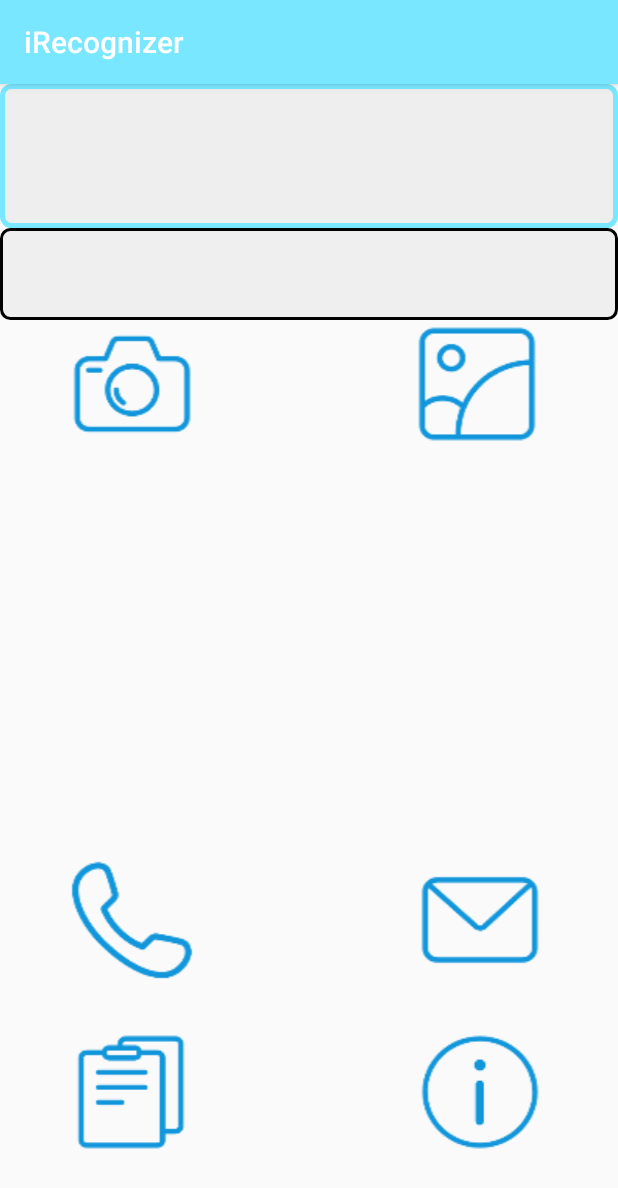
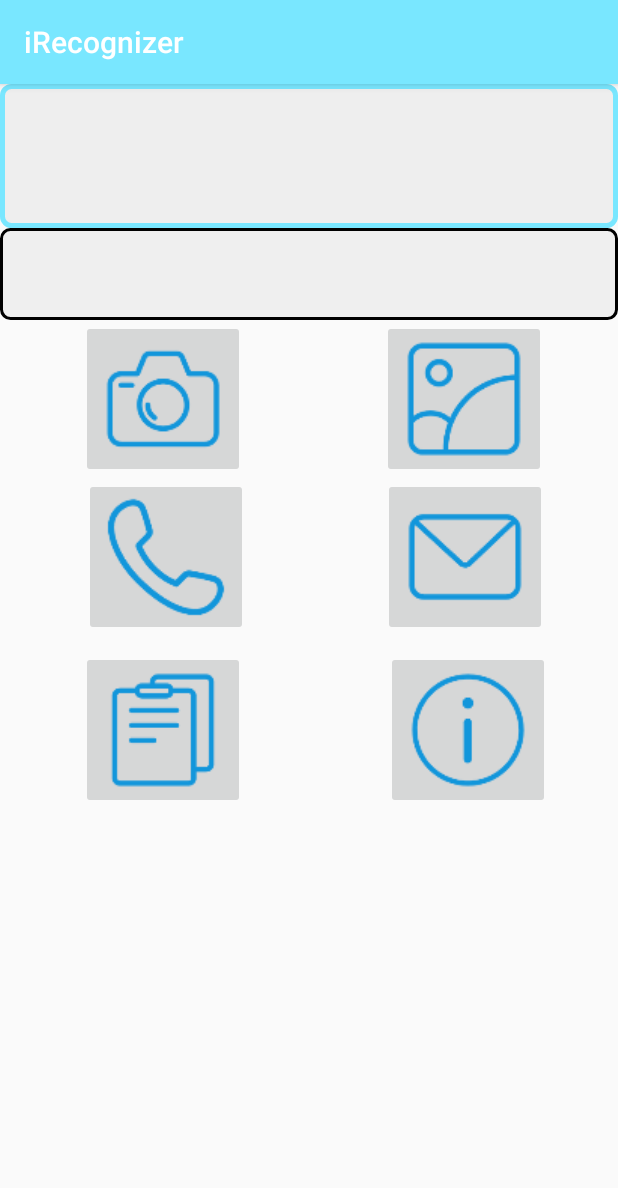
Before and after one commit to elliottzheng/iRecognizer, an Android app: the MainActivity screen opened directly, with no data from a screen before it, on a phone screen of 412 x 824 dp. Shown: the top 1188 px of the screen. Run offline under Robolectric (Android 15) with nearby library versions, the phone set to English and light mode, and no system bars; libraries missing offline, so code that uses them is left out: com.googlecode.tesseract, com.yalantis.ucrop, permissions.dispatcher; 2 statements that could not run were skipped.

Commit message:
change to imagebutton

```diff
--- a/app/src/main/java/com/elliott/a18350/irecognizer/MainActivity.java
+++ b/app/src/main/java/com/elliott/a18350/irecognizer/MainActivity.java
@@ -20,8 +20,8 @@ import android.text.TextUtils;
 import android.util.Log;
 import android.view.KeyEvent;
 import android.view.View;
-import android.widget.Button;
 import android.widget.EditText;
+import android.widget.ImageButton;
 import android.widget.ImageView;
 import android.widget.Toast;
 
@@ -80,7 +80,7 @@ public class MainActivity extends AppCompatActivity {
         com.elliott.a18350.irecognizer.MainActivityPermissionsDispatcher.init_CroperWithCheck(this);
         exitTime=System.currentTimeMillis();
         tvMsg = (EditText) findViewById(R.id.editText);
-        Button button3 = (Button) findViewById(R.id.phone);
+        ImageButton button3 = (ImageButton) findViewById(R.id.phone);
         button3.setOnClickListener(new View.OnClickListener() {
             @Override
             public void onClick(View v) {
@@ -91,7 +91,7 @@ public class MainActivity extends AppCompatActivity {
             }
         });//打电话
 
-        Button  button1= (Button) findViewById(R.id.message);
+        ImageButton  button1= (ImageButton) findViewById(R.id.message);
         button1.setOnClickListener(new View.OnClickListener() {
             @Override
             public void onClick(View v) {
@@ -103,7 +103,7 @@ public class MainActivity extends AppCompatActivity {
             }
         });//发短信
 
-        Button button2 = (Button) findViewById(R.id.copy);
+        ImageButton button2 = (ImageButton) findViewById(R.id.copy);
         button2.setOnClickListener(new View.OnClickListener() {
             @Override
             public void onClick(View v) {
@@ -119,7 +119,7 @@ public class MainActivity extends AppCompatActivity {
             }
         });//复制到剪贴板
 
-        Button  button4= (Button) findViewById(R.id.info);
+        ImageButton  button4= (ImageButton) findViewById(R.id.info);
         button4.setOnClickListener(new View.OnClickListener() {
             @Override
             public void onClick(View v) {
@@ -232,7 +232,7 @@ public class MainActivity extends AppCompatActivity {
 
     @NeedsPermission(Manifest.permission.WRITE_EXTERNAL_STORAGE)
     public void init_Croper() {
-        Button  button1= (Button) findViewById(R.id.album);
+        ImageButton  button1= (ImageButton) findViewById(R.id.album);
         button1.setOnClickListener(new View.OnClickListener() {
             @Override
             public void onClick(View v) {
@@ -241,7 +241,7 @@ public class MainActivity extends AppCompatActivity {
         });//相册选取
 
 
-        Button  button2= (Button) findViewById(R.id.camera);
+        ImageButton button2= (ImageButton) findViewById(R.id.camera);
         button2.setOnClickListener(new View.OnClickListener() {
             @Override
             public void onClick(View v) {
--- a/app/src/main/res/layout/activity_main.xml
+++ b/app/src/main/res/layout/activity_main.xml
@@ -33,99 +33,82 @@
         android:weightSum="1"
         tools:context="com.elliott.a18350.irecognizer.MainActivity">
 
-        <Button
+        <ImageButton
+            android:id="@+id/camera"
+            android:layout_width="wrap_content"
+            android:layout_height="wrap_content"
+            android:layout_marginStart="54dp"
+            app:srcCompat="@drawable/camera"
+            android:layout_alignParentTop="true"
+            android:layout_alignParentStart="true" />
+
+        <ImageButton
             android:id="@+id/album"
             android:layout_width="wrap_content"
             android:layout_height="wrap_content"
-            android:layout_alignParentRight="true"
-            android:layout_marginRight="50dip"
-            android:background="@drawable/album"
-            tools:layout_editor_absoluteX="16dp"
-            tools:layout_editor_absoluteY="16dp" />
-
-        <Button
-            android:id="@+id/camera"
-            android:layout_width="wrap_content"
-            android:layout_height="wrap_content"
-            android:layout_alignParentStart="true"
+            app:srcCompat="@drawable/album"
+            android:layout_marginEnd="48dp"
             android:layout_alignParentTop="true"
-            android:layout_marginStart="44dp"
-            android:layout_weight="1"
-            android:background="@drawable/camera" />
+            android:layout_alignParentEnd="true" />
 
     </RelativeLayout>
 
     <RelativeLayout
         android:layout_width="match_parent"
-        android:layout_height="match_parent"
+        android:layout_height="115dp"
         android:orientation="horizontal"
         android:weightSum="1"
 
         tools:context="com.elliott.a18350.irecognizer.MainActivity">
 
-        <Button
+        <ImageButton
             android:id="@+id/phone"
             android:layout_width="wrap_content"
             android:layout_height="wrap_content"
-            android:layout_marginLeft="50dip"
-            android:background="@drawable/phone"
-            tools:layout_editor_absoluteX="16dp"
-            tools:layout_editor_absoluteY="16dp"
-            android:layout_marginStart="44dp"
-            android:layout_above="@+id/relativeLayout"
-            android:layout_alignParentStart="true" />
+            android:layout_alignParentStart="true"
+            android:layout_alignParentTop="true"
+            android:layout_marginStart="56dp"
+            app:srcCompat="@drawable/phone" />
 
-        <Button
+        <ImageButton
             android:id="@+id/message"
             android:layout_width="wrap_content"
             android:layout_height="wrap_content"
-            android:layout_marginRight="50dip"
-            android:background="@drawable/message"
-            tools:layout_editor_absoluteX="16dp"
-            tools:layout_editor_absoluteY="16dp"
-            android:layout_marginEnd="48dp"
-            android:layout_above="@+id/relativeLayout"
+            android:layout_marginEnd="47dp"
+            app:srcCompat="@drawable/message"
+            android:layout_alignParentTop="true"
             android:layout_alignParentEnd="true" />
 
+
+    </RelativeLayout>
+
     <RelativeLayout
+        android:id="@+id/relativeLayout"
         android:layout_width="match_parent"
         android:layout_height="168dp"
         android:layout_alignParentBottom="true"
         android:layout_alignParentEnd="true"
         android:orientation="horizontal"
         android:weightSum="1"
-            tools:context="com.elliott.a18350.irecognizer.MainActivity"
-            android:id="@+id/relativeLayout">
+        tools:context="com.elliott.a18350.irecognizer.MainActivity">
 
-            <Button
+        <ImageButton
             android:id="@+id/copy"
             android:layout_width="wrap_content"
             android:layout_height="wrap_content"
-                android:layout_marginLeft="50dip"
-                android:layout_marginStart="43dp"
-                android:layout_marginTop="29dp"
-                android:background="@drawable/copy"
-                tools:layout_editor_absoluteX="16dp"
-                tools:layout_editor_absoluteY="16dp"
-                android:layout_alignParentTop="true"
-                android:layout_alignParentStart="true" />
+            android:layout_alignParentStart="true"
+            android:layout_marginStart="54dp"
+            app:srcCompat="@drawable/copy"
+            android:layout_alignParentTop="true" />
 
-            <Button
+        <ImageButton
             android:id="@+id/info"
             android:layout_width="wrap_content"
             android:layout_height="wrap_content"
-                android:layout_marginEnd="48dp"
-                android:layout_marginRight="50dip"
-                android:background="@drawable/info"
-                tools:layout_editor_absoluteX="16dp"
-                tools:layout_editor_absoluteY="16dp"
-                android:layout_alignBaseline="@+id/copy"
-                android:layout_alignBottom="@+id/copy"
+            android:layout_marginEnd="45dp"
+            app:srcCompat="@drawable/info"
+            android:layout_alignParentTop="true"
             android:layout_alignParentEnd="true" />
 
     </RelativeLayout>
-
-
-    </RelativeLayout>
-
 </LinearLayout>
```
Lines whose indentation alone changed are shown as unchanged.
